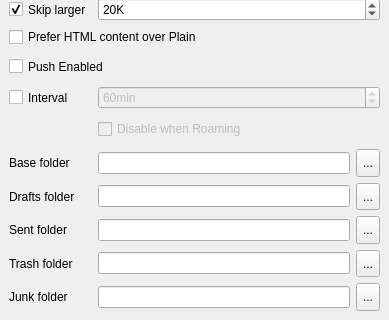
Above: src/plugins/messageservices/imap/imapsettings.ui from qt-labs/messagingframework before the change; both pictures show x 0 to 389 and y 185 to 505 of the 389 by 505 pixel window. Below: the same form after it.
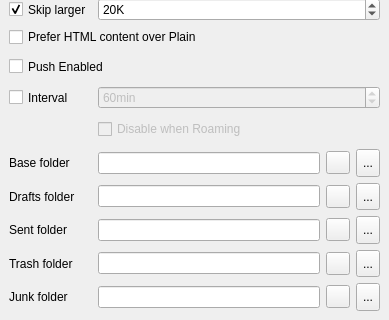
That is the form after the change.

Patch:
```diff
--- a/src/plugins/messageservices/imap/imapsettings.ui
+++ b/src/plugins/messageservices/imap/imapsettings.ui
@@ -319,6 +319,16 @@
              <verstretch>0</verstretch>
             </sizepolicy>
            </property>
+           <property name="readOnly">
+            <bool>false</bool>
+           </property>
+          </widget>
+         </item>
+         <item>
+          <widget class="QToolButton" name="clearBaseButton">
+           <property name="text">
+            <string/>
+           </property>
           </widget>
          </item>
          <item>
@@ -437,6 +447,19 @@
              <verstretch>0</verstretch>
             </sizepolicy>
            </property>
+           <property name="focusPolicy">
+            <enum>Qt::NoFocus</enum>
+           </property>
+           <property name="readOnly">
+            <bool>true</bool>
+           </property>
+          </widget>
+         </item>
+         <item>
+          <widget class="QToolButton" name="clearDraftsButton">
+           <property name="text">
+            <string/>
+           </property>
           </widget>
          </item>
          <item>
@@ -492,6 +515,19 @@
              <verstretch>0</verstretch>
             </sizepolicy>
            </property>
+           <property name="focusPolicy">
+            <enum>Qt::NoFocus</enum>
+           </property>
+           <property name="readOnly">
+            <bool>true</bool>
+           </property>
+          </widget>
+         </item>
+         <item>
+          <widget class="QToolButton" name="clearSentButton">
+           <property name="text">
+            <string/>
+           </property>
           </widget>
          </item>
          <item>
@@ -547,6 +583,19 @@
              <verstretch>0</verstretch>
             </sizepolicy>
            </property>
+           <property name="focusPolicy">
+            <enum>Qt::NoFocus</enum>
+           </property>
+           <property name="readOnly">
+            <bool>true</bool>
+           </property>
+          </widget>
+         </item>
+         <item>
+          <widget class="QToolButton" name="clearTrashButton">
+           <property name="text">
+            <string/>
+           </property>
           </widget>
          </item>
          <item>
@@ -602,6 +651,19 @@
              <verstretch>0</verstretch>
             </sizepolicy>
            </property>
+           <property name="focusPolicy">
+            <enum>Qt::NoFocus</enum>
+           </property>
+           <property name="readOnly">
+            <bool>true</bool>
+           </property>
+          </widget>
+         </item>
+         <item>
+          <widget class="QToolButton" name="clearJunkButton">
+           <property name="text">
+            <string/>
+           </property>
           </widget>
          </item>
          <item>
```
Left out of the diff: 9 changed lines with no effect on the pictures.
